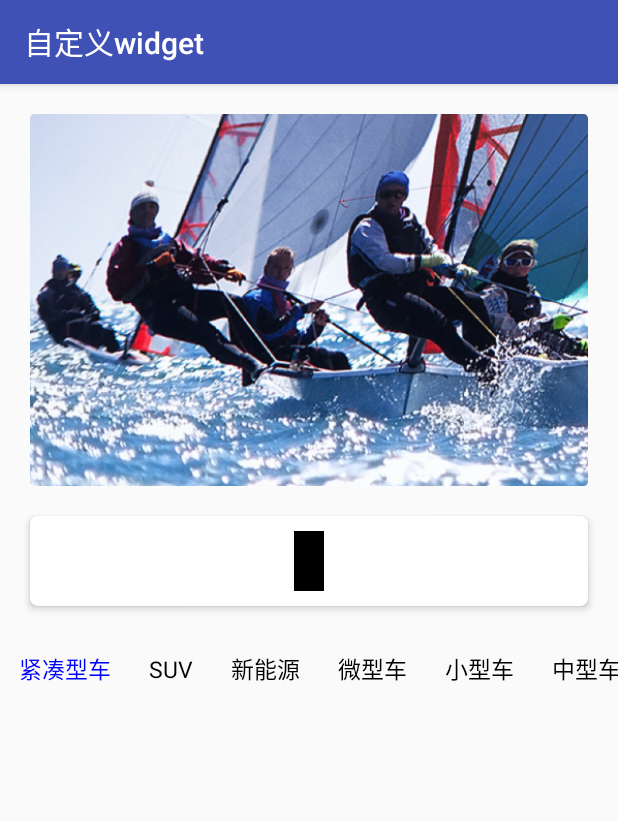
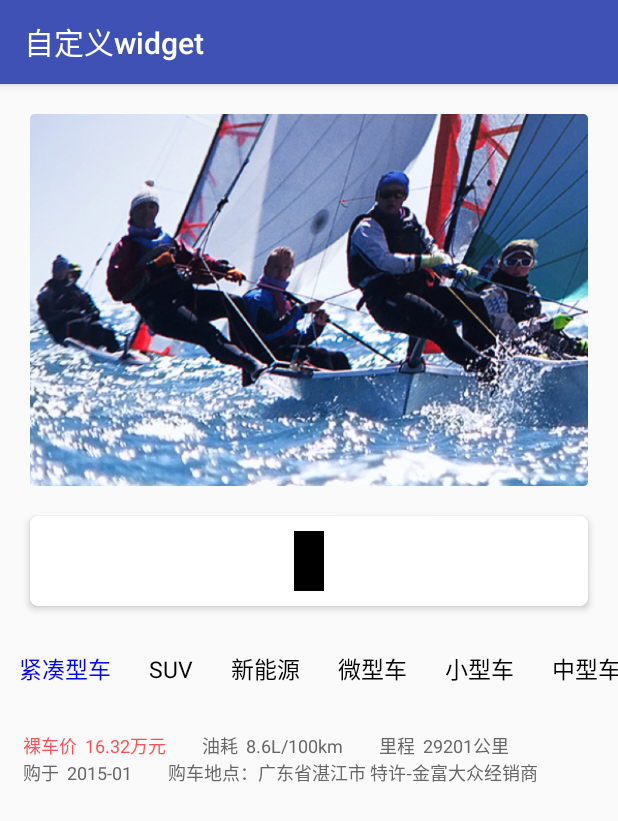
Before and after one commit to shixin58/WaterlooBridge, an Android app: the CustomWidgetActivity screen opened directly, with no data from a screen before it, on a phone screen of 412 x 824 dp. Shown: the top 821 px of the screen. Run offline under Robolectric (Android 15) with nearby library versions, the phone set to English and light mode, and no system bars; our stand-ins replace ButterKnife, FlexboxLayout.

Commit message:
引入FlexboxLayout

```diff
--- a/app/build.gradle
+++ b/app/build.gradle
@@ -30,4 +30,5 @@ dependencies {
     implementation 'com.android.support.constraint:constraint-layout:1.0.2'
     implementation 'com.jakewharton:butterknife:8.4.0'
     annotationProcessor 'com.jakewharton:butterknife-compiler:8.4.0'
+    implementation 'com.google.android:flexbox:0.3.2@aar'
 }
--- /dev/null
+++ b/app/src/main/res/drawable/divider_horizontal.xml
@@ -0,0 +1,7 @@
+<?xml version="1.0" encoding="utf-8"?>
+<shape xmlns:android="http://schemas.android.com/apk/res/android">
+    <size
+        android:width="60dp"
+        android:height="10dp" />
+    <solid android:color="@android:color/transparent" />
+</shape>
--- /dev/null
+++ b/app/src/main/res/drawable/divider_vertical.xml
@@ -0,0 +1,7 @@
+<?xml version="1.0" encoding="utf-8"?>
+<shape xmlns:android="http://schemas.android.com/apk/res/android">
+    <size
+        android:width="1dp"
+        android:height="6dp" />
+    <solid android:color="#FFEAEEF5" />
+</shape>
--- a/app/src/main/res/layout/activity_custom_widget.xml
+++ b/app/src/main/res/layout/activity_custom_widget.xml
@@ -41,10 +41,22 @@
     </android.support.v7.widget.CardView>
 
     <include layout="@layout/view_car_level_tabs"
+        android:id="@+id/horizontal_scrollview"
         android:layout_width="0dp"
         android:layout_height="wrap_content"
         app:layout_constraintLeft_toLeftOf="parent"
         app:layout_constraintRight_toRightOf="parent"
         app:layout_constraintTop_toBottomOf="@id/card_view"
         android:layout_marginTop="20dp"/>
+
+    <include layout="@layout/view_flexbox_layout"
+        android:id="@+id/flexbox_layout"
+        android:layout_width="0dp"
+        android:layout_height="wrap_content"
+        app:layout_constraintLeft_toLeftOf="parent"
+        app:layout_constraintRight_toRightOf="parent"
+        app:layout_constraintTop_toBottomOf="@id/horizontal_scrollview"
+        android:layout_marginLeft="3dp"
+        android:layout_marginRight="3dp"
+        android:layout_marginTop="20dp"/>
 </android.support.constraint.ConstraintLayout>
--- /dev/null
+++ b/app/src/main/res/layout/view_flexbox_layout.xml
@@ -0,0 +1,76 @@
+<?xml version="1.0" encoding="utf-8"?>
+<!-- 购车信息banner -->
+<com.google.android.flexbox.FlexboxLayout xmlns:android="http://schemas.android.com/apk/res/android"
+    xmlns:app="http://schemas.android.com/apk/res-auto"
+    android:id="@+id/flexbox_layout"
+    android:layout_width="match_parent"
+    android:layout_height="wrap_content"
+    app:alignContent="flex_start"
+    app:alignItems="flex_start"
+    app:dividerDrawableHorizontal="@drawable/divider_horizontal"
+    app:dividerDrawableVertical="@drawable/divider_vertical"
+    app:flexDirection="row"
+    app:flexWrap="wrap"
+    app:showDividerHorizontal="beginning|middle|end"
+    app:showDividerVertical="middle">
+
+    <!-- 裸车价 -->
+    <TextView
+        android:id="@+id/naked_car_price"
+        android:layout_width="wrap_content"
+        android:layout_height="wrap_content"
+        android:layout_marginLeft="12dp"
+        android:layout_marginRight="12dp"
+        android:gravity="center_horizontal"
+        android:text="裸车价  16.32万元"
+        android:textColor="#FFFF4F53"
+        android:textSize="12sp"/>
+
+    <!-- 油耗 -->
+    <TextView
+        android:id="@+id/fuel_consumption"
+        android:layout_width="wrap_content"
+        android:layout_height="wrap_content"
+        android:layout_marginLeft="12dp"
+        android:layout_marginRight="12dp"
+        android:gravity="center_horizontal"
+        android:text="油耗  8.6L/100km"
+        android:textColor="#FF666666"
+        android:textSize="12sp"/>
+
+    <!-- 行驶里程 -->
+    <TextView
+        android:id="@+id/vehicle_mileage"
+        android:layout_width="wrap_content"
+        android:layout_height="wrap_content"
+        android:layout_marginLeft="12dp"
+        android:layout_marginRight="12dp"
+        android:gravity="center_horizontal"
+        android:text="里程  29201公里"
+        android:textColor="#FF666666"
+        android:textSize="12sp"/>
+
+    <!-- 购车时间 -->
+    <TextView
+        android:id="@+id/purchase_time"
+        android:layout_width="wrap_content"
+        android:layout_height="wrap_content"
+        android:layout_marginLeft="12dp"
+        android:layout_marginRight="12dp"
+        android:gravity="center_horizontal"
+        android:text="购于  2015-01"
+        android:textColor="#FF666666"
+        android:textSize="12sp"/>
+
+    <!-- 购车地点 -->
+    <TextView
+        android:id="@+id/purchase_address"
+        android:layout_width="wrap_content"
+        android:layout_height="wrap_content"
+        android:layout_marginLeft="12dp"
+        android:layout_marginRight="12dp"
+        android:gravity="center_horizontal"
+        android:text="购车地点：广东省湛江市 特许-金富大众经销商"
+        android:textColor="#FF666666"
+        android:textSize="12sp"/>
+</com.google.android.flexbox.FlexboxLayout>
```
